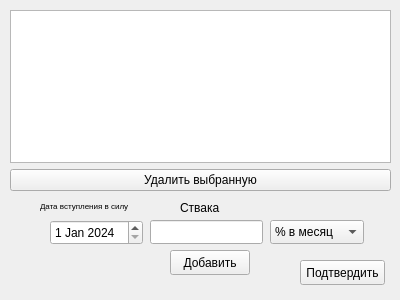
This is ui/add_rate.ui in vernolll/The-bank-s-application as Qt 5 draws it before an edit. The edited form follows.
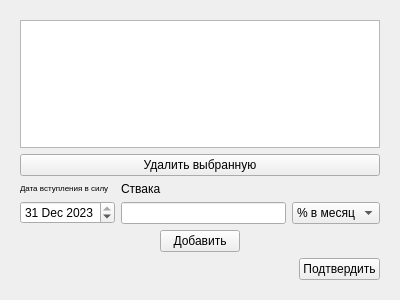
This is the edited form.

```diff
--- a/ui/add_rate.ui
+++ b/ui/add_rate.ui
@@ -13,15 +13,9 @@
   <property name="windowTitle">
    <string>Dialog</string>
   </property>
+  <layout class="QGridLayout" name="gridLayout_2">
+   <item row="0" column="0">
   <widget class="QStackedWidget" name="stackedWidget">
-   <property name="geometry">
-    <rect>
-     <x>0</x>
-     <y>0</y>
-     <width>400</width>
-     <height>300</height>
-    </rect>
-   </property>
    <property name="currentIndex">
     <number>1</number>
    </property>
@@ -84,132 +78,161 @@
     </widget>
    </widget>
    <widget class="QWidget" name="page_change">
-    <widget class="QPushButton" name="pushButton_add">
-     <property name="geometry">
-      <rect>
-       <x>170</x>
-       <y>250</y>
-       <width>80</width>
-       <height>25</height>
-      </rect>
-     </property>
-     <property name="text">
-      <string>Добавить</string>
-     </property>
-    </widget>
-    <widget class="QLineEdit" name="lineEdit_rate_2">
-     <property name="geometry">
-      <rect>
-       <x>150</x>
-       <y>220</y>
-       <width>113</width>
-       <height>24</height>
-      </rect>
-     </property>
-    </widget>
-    <widget class="QComboBox" name="comboBox_persents">
-     <property name="geometry">
-      <rect>
-       <x>270</x>
-       <y>220</y>
-       <width>94</width>
-       <height>24</height>
-      </rect>
-     </property>
+      <layout class="QGridLayout" name="gridLayout">
+       <item row="0" column="0">
+        <layout class="QVBoxLayout" name="verticalLayout">
      <item>
+          <widget class="QTableView" name="tableView"/>
+         </item>
+         <item>
+          <widget class="QPushButton" name="pushButton_delete">
       <property name="text">
-       <string>% в месяц</string>
-      </property>
+            <string>Удалить выбранную</string>
+           </property>
+          </widget>
      </item>
      <item>
+          <layout class="QHBoxLayout" name="horizontalLayout">
+           <item>
+            <layout class="QVBoxLayout" name="verticalLayout_2">
+             <item>
+              <widget class="QLabel" name="label_3">
       <property name="text">
-       <string>% в год</string>
-      </property>
-     </item>
-    </widget>
+                <string>&lt;html&gt;&lt;head/&gt;&lt;body&gt;&lt;p&gt;&lt;span style=&quot; font-size:6pt;&quot;&gt;Дата вступления в силу&lt;/span&gt;&lt;/p&gt;&lt;/body&gt;&lt;/html&gt;</string>
+               </property>
+              </widget>
+             </item>
+             <item>
     <widget class="QDateEdit" name="dateEdit_date">
-     <property name="geometry">
-      <rect>
-       <x>50</x>
-       <y>220</y>
-       <width>93</width>
-       <height>25</height>
-      </rect>
-     </property>
      <property name="dateTime">
       <datetime>
-       <hour>0</hour>
+                 <hour>21</hour>
        <minute>0</minute>
        <second>0</second>
-       <year>2024</year>
-       <month>1</month>
-       <day>1</day>
+                 <year>2023</year>
+                 <month>12</month>
+                 <day>31</day>
       </datetime>
      </property>
     </widget>
+             </item>
+            </layout>
+           </item>
+           <item>
+            <layout class="QVBoxLayout" name="verticalLayout_3">
+             <item>
     <widget class="QLabel" name="label_2">
-     <property name="geometry">
-      <rect>
-       <x>180</x>
-       <y>200</y>
-       <width>41</width>
-       <height>16</height>
-      </rect>
-     </property>
      <property name="text">
       <string>Ствака</string>
      </property>
     </widget>
-    <widget class="QLabel" name="label_3">
-     <property name="geometry">
-      <rect>
-       <x>40</x>
-       <y>200</y>
-       <width>116</width>
-       <height>12</height>
-      </rect>
-     </property>
+             </item>
+             <item>
+              <widget class="QLineEdit" name="lineEdit_rate_2"/>
+             </item>
+            </layout>
+           </item>
+           <item>
+            <layout class="QVBoxLayout" name="verticalLayout_4">
+             <item>
+              <spacer name="verticalSpacer">
+               <property name="orientation">
+                <enum>Qt::Orientation::Vertical</enum>
+               </property>
+               <property name="sizeHint" stdset="0">
+                <size>
+                 <width>20</width>
+                 <height>40</height>
+                </size>
+               </property>
+              </spacer>
+             </item>
+             <item>
+              <widget class="QComboBox" name="comboBox_persents">
+               <item>
      <property name="text">
-      <string>&lt;html&gt;&lt;head/&gt;&lt;body&gt;&lt;p&gt;&lt;span style=&quot; font-size:6pt;&quot;&gt;Дата вступления в силу&lt;/span&gt;&lt;/p&gt;&lt;/body&gt;&lt;/html&gt;</string>
-     </property>
-    </widget>
+                 <string>% в месяц</string>
+                </property>
+               </item>
+               <item>
+                <property name="text">
+                 <string>% в год</string>
+                </property>
+               </item>
+              </widget>
+             </item>
+            </layout>
+           </item>
+          </layout>
+         </item>
+         <item>
+          <layout class="QHBoxLayout" name="horizontalLayout_2">
+           <item>
+            <spacer name="horizontalSpacer">
+             <property name="orientation">
+              <enum>Qt::Orientation::Horizontal</enum>
+             </property>
+             <property name="sizeHint" stdset="0">
+              <size>
+               <width>40</width>
+               <height>20</height>
+              </size>
+             </property>
+            </spacer>
+           </item>
+           <item>
+            <widget class="QPushButton" name="pushButton_add">
+             <property name="text">
+              <string>Добавить</string>
+             </property>
+            </widget>
+           </item>
+           <item>
+            <spacer name="horizontalSpacer_2">
+             <property name="orientation">
+              <enum>Qt::Orientation::Horizontal</enum>
+             </property>
+             <property name="sizeHint" stdset="0">
+              <size>
+               <width>40</width>
+               <height>20</height>
+              </size>
+             </property>
+            </spacer>
+           </item>
+          </layout>
+         </item>
+         <item>
+          <layout class="QHBoxLayout" name="horizontalLayout_3">
+           <item>
+            <spacer name="horizontalSpacer_3">
+             <property name="orientation">
+              <enum>Qt::Orientation::Horizontal</enum>
+             </property>
+             <property name="sizeHint" stdset="0">
+              <size>
+               <width>40</width>
+               <height>20</height>
+              </size>
+             </property>
+            </spacer>
+           </item>
+           <item>
     <widget class="QPushButton" name="pushButton_confirm_2">
-     <property name="geometry">
-      <rect>
-       <x>300</x>
-       <y>260</y>
-       <width>85</width>
-       <height>25</height>
-      </rect>
-     </property>
      <property name="text">
       <string>Подтвердить</string>
      </property>
     </widget>
-    <widget class="QWidget" name="layoutWidget">
-     <property name="geometry">
-      <rect>
-       <x>10</x>
-       <y>10</y>
-       <width>381</width>
-       <height>181</height>
-      </rect>
-     </property>
-     <layout class="QVBoxLayout" name="verticalLayout">
-      <item>
-       <widget class="QTableView" name="tableView"/>
-      </item>
-      <item>
-       <widget class="QPushButton" name="pushButton_delete">
-        <property name="text">
-         <string>Удалить выбранную</string>
-        </property>
-       </widget>
-      </item>
-     </layout>
-    </widget>
-   </widget>
-  </widget>
+           </item>
+          </layout>
+         </item>
+        </layout>
+       </item>
+      </layout>
+     </widget>
+    </widget>
+   </item>
+  </layout>
  </widget>
  <resources/>
  <connections/>
```
Lines whose indentation alone changed are shown as unchanged.
